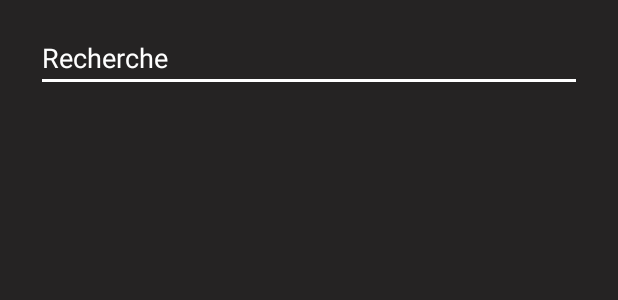
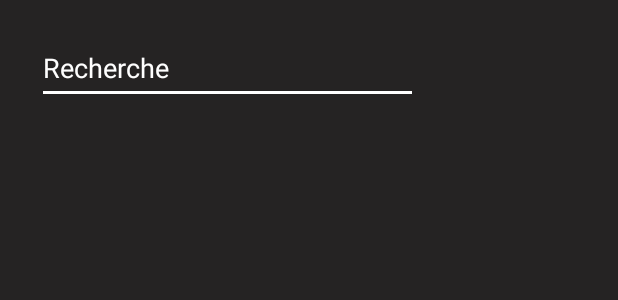
Before and after one commit to Noelle15/dutapp_appMobile, an Android app: the layout decouvrir.xml on its own in the app's theme, with its tools: preview values and no code run, on a phone screen of 412 x 824 dp. Shown: the top 300 px of the screen. Run offline under Robolectric (Android 15) with nearby library versions, the phone set to English and light mode, and no system bars.

Commit message:
version finale

```diff
--- a/app/src/main/java/com/example/dut_app_mobile/MainActivity.java
+++ b/app/src/main/java/com/example/dut_app_mobile/MainActivity.java
@@ -24,7 +24,7 @@ import model.User;
 
 public class MainActivity extends AppCompatActivity {
     private FirebaseAuth mAuth;
-    private BDD bdd;
+    private static BDD bdd;
 
     @Override
     protected void onCreate(Bundle savedInstanceState) {
@@ -77,4 +77,8 @@ public class MainActivity extends AppCompatActivity {
         });
     }
 
+    public static BDD getBdd(){
+        return bdd;
+    }
+
 }
--- a/app/src/main/java/com/example/dut_app_mobile/Model.java
+++ b/app/src/main/java/com/example/dut_app_mobile/Model.java
@@ -10,8 +10,4 @@ public class Model {
     public int getImage_carousel() {
         return image_carousel;
     }
-
-    public void setImage_carousel(int image_carousel) {
-        this.image_carousel = image_carousel;
-    }
 }
--- a/app/src/main/java/com/example/dut_app_mobile/ui/dashboard/DashboardFragment.java
+++ b/app/src/main/java/com/example/dut_app_mobile/ui/dashboard/DashboardFragment.java
@@ -17,9 +17,10 @@ public class DashboardFragment extends Fragment {
 
     public View onCreateView(@NonNull LayoutInflater inflater,
                              ViewGroup container, Bundle savedInstanceState) {
-        dashboardViewModel =
+                dashboardViewModel =
                 ViewModelProviders.of(this).get(DashboardViewModel.class);
         View root = inflater.inflate(R.layout.decouvrir, container, false);
+
         return root;
     }
 }
--- a/app/src/main/res/layout/decouvrir.xml
+++ b/app/src/main/res/layout/decouvrir.xml
@@ -8,12 +8,12 @@
     tools:context=".ui.dashboard.DashboardFragment" >
 
     <EditText
-        android:id="@+id/username"
-        android:layout_width="0dp"
-        android:layout_height="wrap_content"
+        android:id="@+id/research"
+        android:layout_width="254dp"
+        android:layout_height="53dp"
         android:layout_marginStart="24dp"
         android:layout_marginTop="16dp"
-        android:layout_marginEnd="24dp"
+        android:layout_marginEnd="133dp"
         android:backgroundTint="#FFFFFF"
         android:hint="@string/prompt_recherche"
         android:inputType="textEmailAddress"
@@ -21,9 +21,8 @@
         android:textColor="#FFFFFF"
         android:textColorHint="#FFFFFF"
         app:layout_constraintEnd_toEndOf="parent"
-        app:layout_constraintHorizontal_bias="1.0"
         app:layout_constraintStart_toStartOf="parent"
-        app:layout_constraintTop_toTopOf="parent" />
-
+        app:layout_constraintTop_toTopOf="parent"
+        android:paddingBottom="5dp"/>
 
 </androidx.constraintlayout.widget.ConstraintLayout>
--- a/app/src/main/res/layout/livre.xml
+++ b/app/src/main/res/layout/livre.xml
@@ -18,6 +18,6 @@
         android:textSize="24sp"
         android:textStyle="bold"
         app:layout_constraintBottom_toBottomOf="parent"
-        app:layout_constraintStart_toStartOf="parent" />
-
+        app:layout_constraintStart_toStartOf="parent"
+        android:paddingBottom="5dp"/>
 </androidx.constraintlayout.widget.ConstraintLayout>
--- a/app/src/main/res/values/strings.xml
+++ b/app/src/main/res/values/strings.xml
@@ -22,4 +22,5 @@
     <string name="prompt_recherche">Recherche</string>
     <string name="title_livre">Livres</string>
     <string name="title_decouvrir">Découvrir</string>
+    <string name="booksNames">booksNames</string>
 </resources>
```
